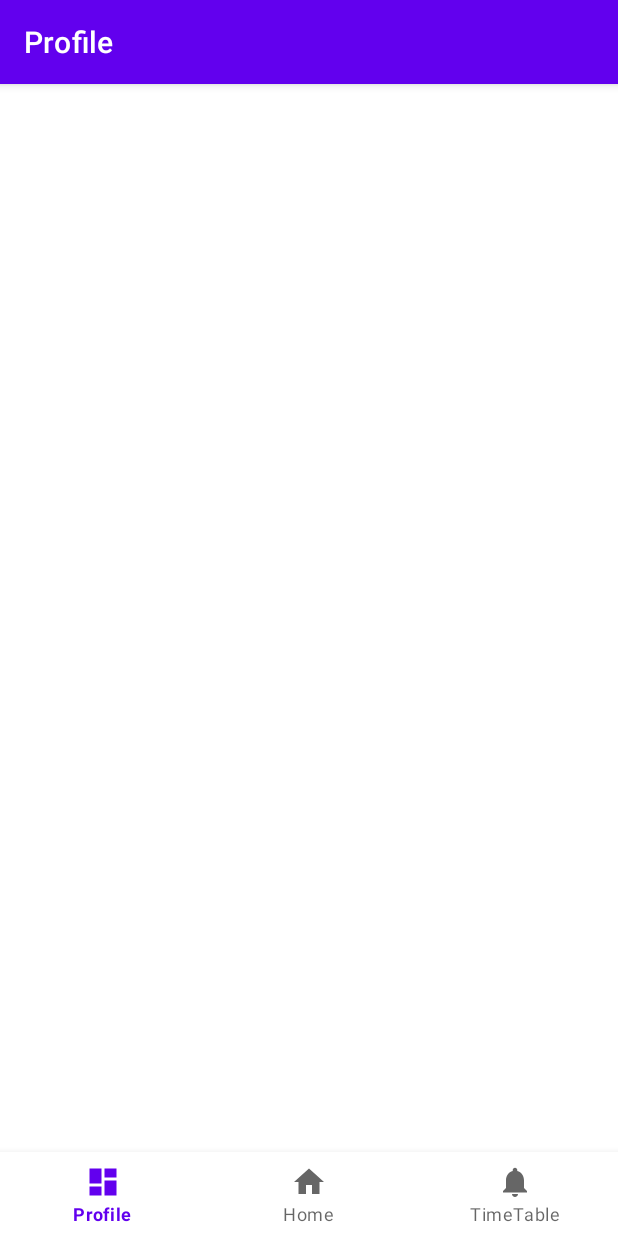
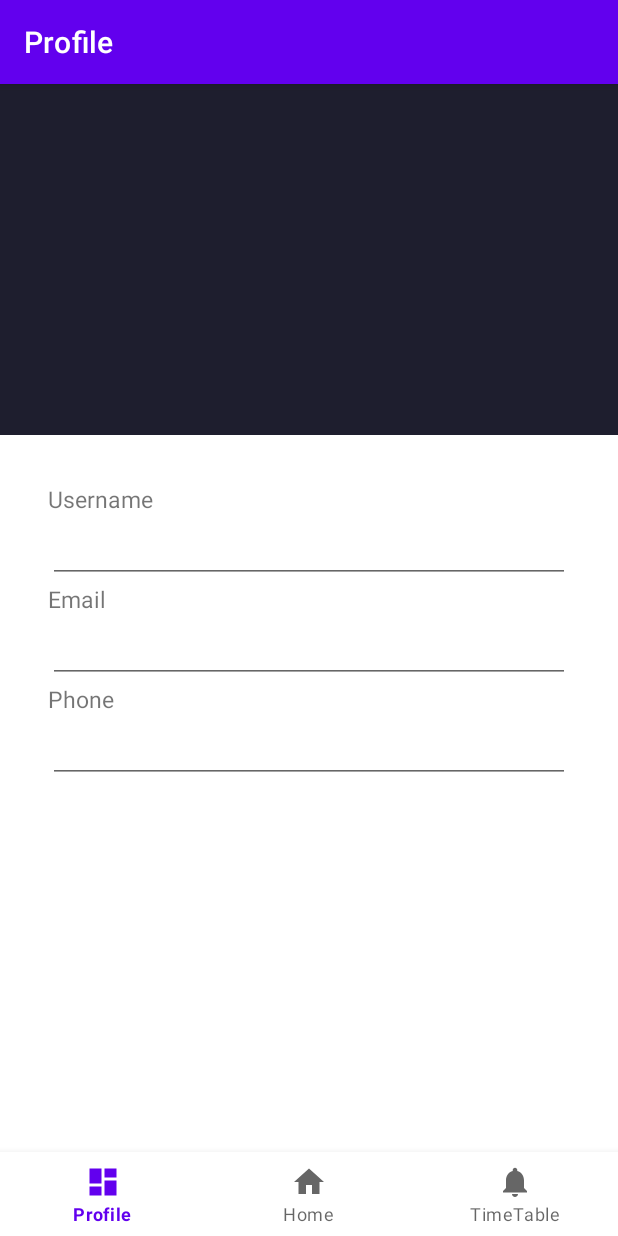
Before and after one commit to bomohit/navigation_app, an Android app: the ProfileFragment screen opened through its navigation route, on a phone screen of 412 x 824 dp. Run offline under Robolectric (Android 15) with nearby library versions, the phone set to English and light mode, and no system bars; our stand-ins replace navigation-ui.

Commit message:
edit profile

```diff
--- a/app/src/main/res/layout/activity_main.xml
+++ b/app/src/main/res/layout/activity_main.xml
@@ -4,6 +4,7 @@
     android:id="@+id/container"
     android:layout_width="match_parent"
     android:layout_height="match_parent"
+    android:background="#1E1E2E"
     android:paddingTop="?attr/actionBarSize">
 
     <com.google.android.material.bottomnavigation.BottomNavigationView
--- a/app/src/main/res/layout/fragment_profile.xml
+++ b/app/src/main/res/layout/fragment_profile.xml
@@ -4,4 +4,83 @@
     xmlns:tools="http://schemas.android.com/tools"
     android:layout_width="match_parent"
     android:layout_height="match_parent"
-    tools:context=".ui.dashboard.ProfileFragment"/>
+    android:background="@color/white"
+    tools:context=".ui.dashboard.ProfileFragment">
+
+    <androidx.constraintlayout.widget.ConstraintLayout
+        android:id="@+id/constraintLayout"
+        android:layout_width="match_parent"
+        android:layout_height="0dp"
+        android:background="#1E1E2E"
+        app:layout_constraintEnd_toEndOf="parent"
+        app:layout_constraintHeight_percent="0.25"
+        app:layout_constraintStart_toStartOf="parent"
+        app:layout_constraintTop_toTopOf="parent">
+
+    </androidx.constraintlayout.widget.ConstraintLayout>
+
+    <TextView
+        android:id="@+id/textView"
+        android:layout_width="wrap_content"
+        android:layout_height="wrap_content"
+        android:layout_marginTop="32dp"
+        android:text="Username"
+        android:textSize="15sp"
+        app:layout_constraintStart_toStartOf="@+id/profile_username"
+        app:layout_constraintTop_toBottomOf="@+id/constraintLayout" />
+
+    <TextView
+        android:id="@+id/textView2"
+        android:layout_width="wrap_content"
+        android:layout_height="wrap_content"
+        android:text="Email"
+        android:textSize="15sp"
+        app:layout_constraintStart_toStartOf="@+id/profile_username"
+        app:layout_constraintTop_toBottomOf="@+id/profile_username" />
+
+    <EditText
+        android:id="@+id/profile_username"
+        android:layout_width="0dp"
+        android:layout_height="wrap_content"
+        android:layout_marginStart="32dp"
+        android:layout_marginEnd="32dp"
+        android:ems="10"
+        android:inputType="textPersonName"
+        android:textStyle="bold"
+        app:layout_constraintEnd_toEndOf="parent"
+        app:layout_constraintHorizontal_bias="0.5"
+        app:layout_constraintStart_toStartOf="parent"
+        app:layout_constraintTop_toBottomOf="@+id/textView" />
+
+    <EditText
+        android:id="@+id/profile_email"
+        android:layout_width="0dp"
+        android:layout_height="wrap_content"
+        android:ems="10"
+        android:inputType="textPersonName"
+        android:textStyle="bold"
+        app:layout_constraintEnd_toEndOf="@+id/profile_username"
+        app:layout_constraintStart_toStartOf="@+id/textView2"
+        app:layout_constraintTop_toBottomOf="@+id/textView2" />
+
+    <TextView
+        android:id="@+id/textView7"
+        android:layout_width="wrap_content"
+        android:layout_height="wrap_content"
+        android:text="Phone"
+        android:textSize="15sp"
+        app:layout_constraintStart_toStartOf="@+id/profile_email"
+        app:layout_constraintTop_toBottomOf="@+id/profile_email" />
+
+    <EditText
+        android:id="@+id/profile_phone"
+        android:layout_width="0dp"
+        android:layout_height="wrap_content"
+        android:ems="10"
+        android:inputType="phone"
+        android:textStyle="bold"
+        app:layout_constraintEnd_toEndOf="@+id/profile_email"
+        app:layout_constraintStart_toStartOf="@+id/profile_email"
+        app:layout_constraintTop_toBottomOf="@+id/textView7" />
+
+</androidx.constraintlayout.widget.ConstraintLayout>
```
